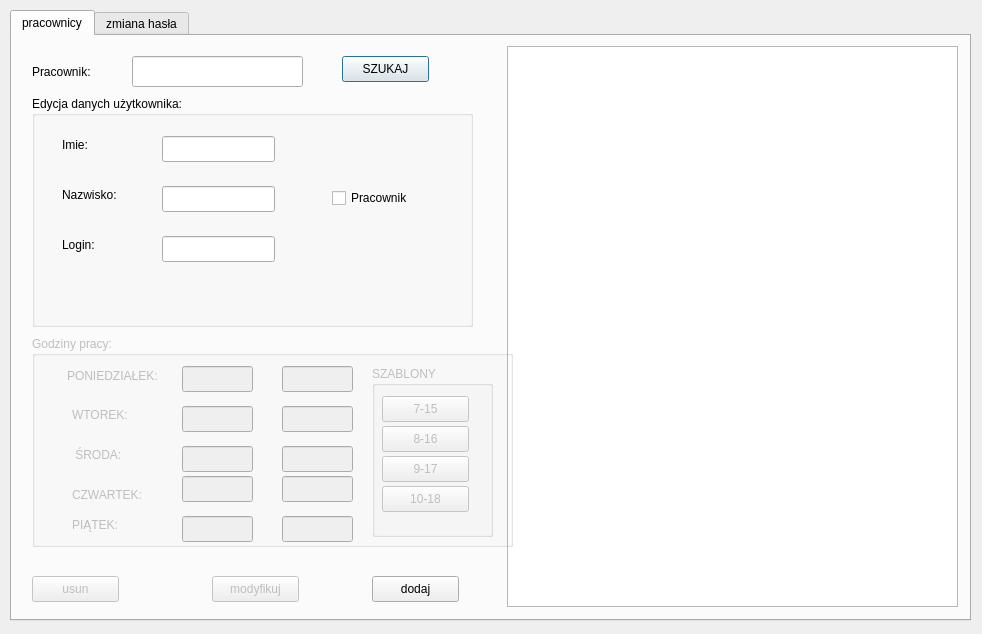
Before: the Qt Designer form program.ui in eKrzaczkowska/BazyDanych, drawn with Qt 5.
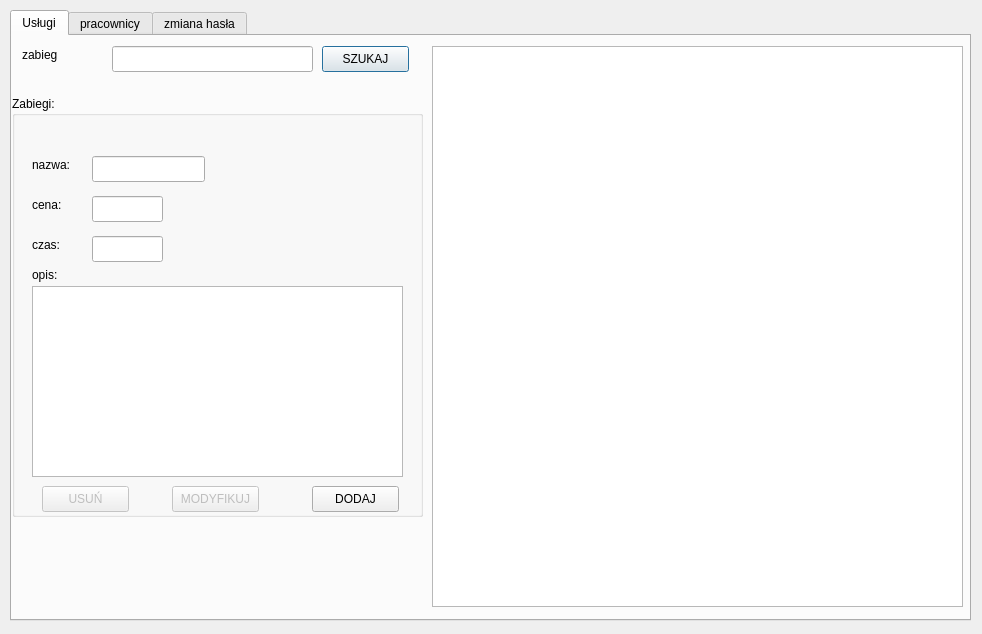
After: the same form once the commit is applied. Icons and pictures are not drawn.

Commit message: add/remove/modifi uslugi

Diff of the .ui file:
```diff
--- a/program.ui
+++ b/program.ui
@@ -31,6 +31,207 @@
    <property name="currentIndex">
     <number>0</number>
    </property>
+   <widget class="QWidget" name="tab">
+    <attribute name="title">
+     <string>Usługi</string>
+    </attribute>
+    <widget class="QPushButton" name="btnUSzukaj">
+     <property name="geometry">
+      <rect>
+       <x>310</x>
+       <y>10</y>
+       <width>87</width>
+       <height>26</height>
+      </rect>
+     </property>
+     <property name="text">
+      <string>SZUKAJ</string>
+     </property>
+    </widget>
+    <widget class="QLineEdit" name="txtUzabieg">
+     <property name="geometry">
+      <rect>
+       <x>100</x>
+       <y>10</y>
+       <width>201</width>
+       <height>26</height>
+      </rect>
+     </property>
+    </widget>
+    <widget class="QLabel" name="label_13">
+     <property name="geometry">
+      <rect>
+       <x>10</x>
+       <y>10</y>
+       <width>66</width>
+       <height>18</height>
+      </rect>
+     </property>
+     <property name="text">
+      <string>zabieg</string>
+     </property>
+    </widget>
+    <widget class="QTableView" name="dgZabiegi">
+     <property name="geometry">
+      <rect>
+       <x>420</x>
+       <y>10</y>
+       <width>531</width>
+       <height>561</height>
+      </rect>
+     </property>
+    </widget>
+    <widget class="QGroupBox" name="gbZabiegi">
+     <property name="geometry">
+      <rect>
+       <x>0</x>
+       <y>60</y>
+       <width>411</width>
+       <height>421</height>
+      </rect>
+     </property>
+     <property name="title">
+      <string>Zabiegi:</string>
+     </property>
+     <widget class="QLabel" name="label_14">
+      <property name="geometry">
+       <rect>
+        <x>20</x>
+        <y>60</y>
+        <width>66</width>
+        <height>18</height>
+       </rect>
+      </property>
+      <property name="text">
+       <string>nazwa:</string>
+      </property>
+     </widget>
+     <widget class="QLabel" name="label_15">
+      <property name="geometry">
+       <rect>
+        <x>20</x>
+        <y>100</y>
+        <width>66</width>
+        <height>18</height>
+       </rect>
+      </property>
+      <property name="text">
+       <string>cena:</string>
+      </property>
+     </widget>
+     <widget class="QLabel" name="label_16">
+      <property name="geometry">
+       <rect>
+        <x>20</x>
+        <y>140</y>
+        <width>66</width>
+        <height>18</height>
+       </rect>
+      </property>
+      <property name="text">
+       <string>czas:</string>
+      </property>
+     </widget>
+     <widget class="QLabel" name="label_17">
+      <property name="geometry">
+       <rect>
+        <x>20</x>
+        <y>170</y>
+        <width>66</width>
+        <height>18</height>
+       </rect>
+      </property>
+      <property name="text">
+       <string>opis:</string>
+      </property>
+     </widget>
+     <widget class="QLineEdit" name="txtUnazwa">
+      <property name="geometry">
+       <rect>
+        <x>80</x>
+        <y>60</y>
+        <width>113</width>
+        <height>26</height>
+       </rect>
+      </property>
+     </widget>
+     <widget class="QLineEdit" name="txtUcena">
+      <property name="geometry">
+       <rect>
+        <x>80</x>
+        <y>100</y>
+        <width>71</width>
+        <height>26</height>
+       </rect>
+      </property>
+     </widget>
+     <widget class="QLineEdit" name="txtUczas">
+      <property name="geometry">
+       <rect>
+        <x>80</x>
+        <y>140</y>
+        <width>71</width>
+        <height>26</height>
+       </rect>
+      </property>
+     </widget>
+     <widget class="QPushButton" name="btnUDodaj">
+      <property name="geometry">
+       <rect>
+        <x>300</x>
+        <y>390</y>
+        <width>87</width>
+        <height>26</height>
+       </rect>
+      </property>
+      <property name="text">
+       <string>DODAJ</string>
+      </property>
+     </widget>
+     <widget class="QPushButton" name="btnUModyfikuj">
+      <property name="enabled">
+       <bool>false</bool>
+      </property>
+      <property name="geometry">
+       <rect>
+        <x>160</x>
+        <y>390</y>
+        <width>87</width>
+        <height>26</height>
+       </rect>
+      </property>
+      <property name="text">
+       <string>MODYFIKUJ</string>
+      </property>
+     </widget>
+     <widget class="QPushButton" name="btnUUsun">
+      <property name="enabled">
+       <bool>false</bool>
+      </property>
+      <property name="geometry">
+       <rect>
+        <x>30</x>
+        <y>390</y>
+        <width>87</width>
+        <height>26</height>
+       </rect>
+      </property>
+      <property name="text">
+       <string>USUŃ</string>
+      </property>
+     </widget>
+     <widget class="QTextEdit" name="txtUopis">
+      <property name="geometry">
+       <rect>
+        <x>20</x>
+        <y>190</y>
+        <width>371</width>
+        <height>191</height>
+       </rect>
+      </property>
+     </widget>
+    </widget>
+   </widget>
    <widget class="QWidget" name="pracownicy">
     <attribute name="title">
      <string>pracownicy</string>
```
Left out of the diff: 2 changed lines with no effect on the pictures. The commit also changes 2 other files.
